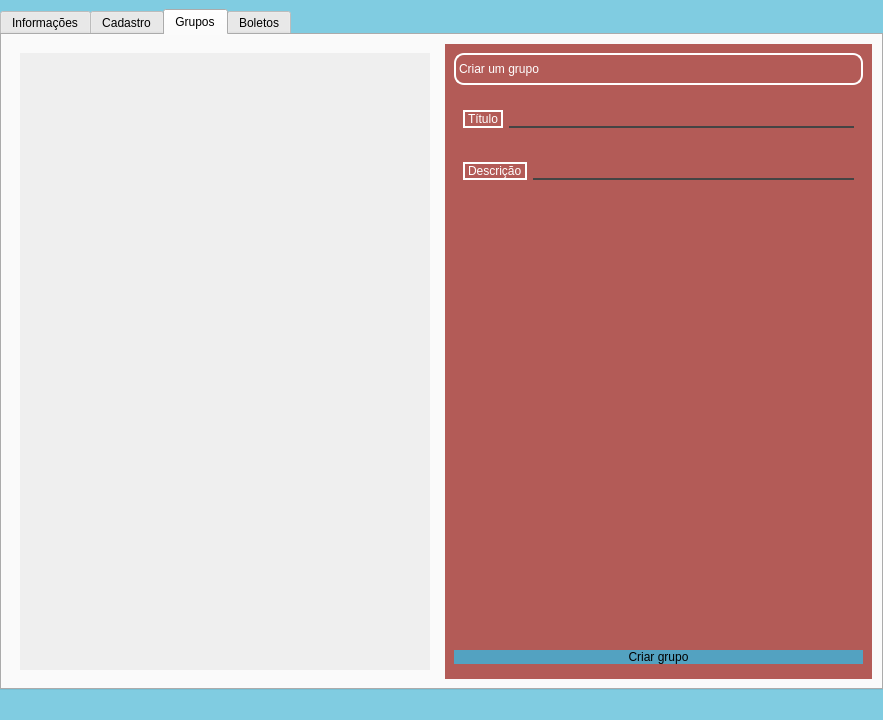
First picture: the form in Telas/UI/dashCliente.ui, repository Nautilidae-project/Nautilus, before the edit.
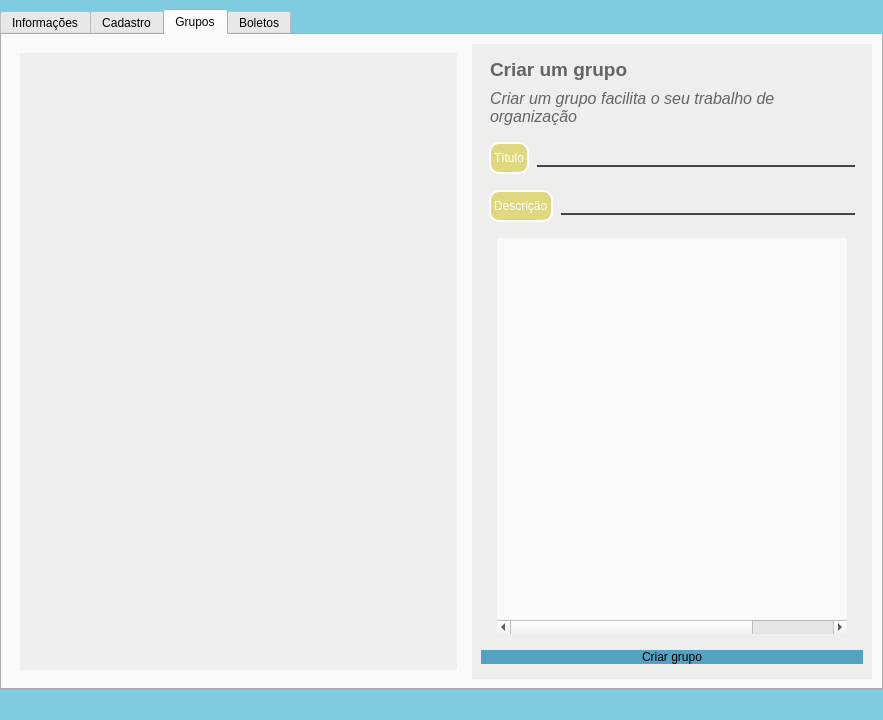
Second picture: the form after the edit. The open tabs and pages were chosen to show the change.

What changed in the file:
```diff
--- a/Telas/UI/dashCliente.ui
+++ b/Telas/UI/dashCliente.ui
@@ -144,7 +144,7 @@
       <enum>QTabWidget::Rounded</enum>
      </property>
      <property name="currentIndex">
-      <number>2</number>
+      <number>0</number>
      </property>
      <widget class="QWidget" name="tbInfosCliente">
       <property name="enabled">
@@ -2432,7 +2432,7 @@
               <rect>
                <x>0</x>
                <y>0</y>
-               <width>412</width>
+               <width>441</width>
                <height>595</height>
               </rect>
              </property>
@@ -2443,18 +2443,26 @@
         </widget>
        </item>
        <item>
-        <widget class="QFrame" name="frFormarGRupos">
+        <widget class="QFrame" name="frFormarGrupos">
          <property name="minimumSize">
           <size>
            <width>380</width>
            <height>0</height>
           </size>
          </property>
+         <property name="maximumSize">
+          <size>
+           <width>400</width>
+           <height>16777215</height>
+          </size>
+         </property>
          <property name="styleSheet">
-          <string notr="true">background-color: rgb(179, 91, 87);</string>
+          <string notr="true">#frFormarGrupos {
+	background-color: rgb(238, 238, 236)
+}</string>
          </property>
          <property name="frameShape">
-          <enum>QFrame::StyledPanel</enum>
+          <enum>QFrame::NoFrame</enum>
          </property>
          <property name="frameShadow">
           <enum>QFrame::Raised</enum>
@@ -2467,19 +2475,86 @@
            <number>15</number>
           </property>
           <item>
-           <widget class="QLabel" name="label_3">
+           <widget class="QFrame" name="frCabecalhoGrupo">
             <property name="minimumSize">
              <size>
               <width>0</width>
-              <height>32</height>
+              <height>50</height>
              </size>
             </property>
             <property name="styleSheet">
-             <string notr="true">color: rgb(255, 255, 255);</string>
+             <string notr="true">#frCabecalhoGrupo {
+	border: 0px;
+	background-color: transparent;
+}</string>
             </property>
-            <property name="text">
-             <string>Criar um grupo</string>
+            <property name="frameShape">
+             <enum>QFrame::StyledPanel</enum>
             </property>
+            <property name="frameShadow">
+             <enum>QFrame::Raised</enum>
+            </property>
+            <layout class="QVBoxLayout" name="verticalLayout_2">
+             <property name="spacing">
+              <number>4</number>
+             </property>
+             <property name="topMargin">
+              <number>0</number>
+             </property>
+             <property name="bottomMargin">
+              <number>0</number>
+             </property>
+             <item>
+              <widget class="QLabel" name="lbTituloGrupo">
+               <property name="minimumSize">
+                <size>
+                 <width>0</width>
+                 <height>32</height>
+                </size>
+               </property>
+               <property name="font">
+                <font>
+                 <family>Ubuntu</family>
+                 <pointsize>14</pointsize>
+                 <weight>75</weight>
+                 <italic>false</italic>
+                 <bold>true</bold>
+                </font>
+               </property>
+               <property name="styleSheet">
+                <string notr="true">#lbTituloGrupo {
+	border: 0px;
+	background-color: transparent;
+	font-family: Ubuntu;
+	font-size: 14pt;
+	font-weight: bold;
+}</string>
+               </property>
+               <property name="text">
+                <string>Criar um grupo</string>
+               </property>
+              </widget>
+             </item>
+             <item>
+              <widget class="QLabel" name="lbDica">
+               <property name="styleSheet">
+                <string notr="true">#lbDica {
+	border: 0px;
+	background-color: transparent;
+	font-family: Ubuntu;
+	font-size: 12pt;
+	font-style: italic;
+}</string>
+               </property>
+               <property name="text">
+                <string>Criar um grupo facilita o seu trabalho de organização</string>
+               </property>
+               <property name="wordWrap">
+                <bool>true</bool>
+               </property>
+              </widget>
+             </item>
+            </layout>
            </widget>
           </item>
           <item>
@@ -2490,6 +2565,11 @@
               <height>32</height>
              </size>
             </property>
+            <property name="styleSheet">
+             <string notr="true">#frTitulo {
+	background-color: transparent;
+}</string>
+            </property>
             <property name="frameShape">
              <enum>QFrame::StyledPanel</enum>
             </property>
@@ -2497,8 +2577,29 @@
              <enum>QFrame::Raised</enum>
             </property>
             <layout class="QHBoxLayout" name="horizontalLayout_17">
+             <property name="spacing">
+              <number>8</number>
+             </property>
+             <property name="leftMargin">
+              <number>8</number>
+             </property>
+             <property name="topMargin">
+              <number>0</number>
+             </property>
+             <property name="rightMargin">
+              <number>8</number>
+             </property>
+             <property name="bottomMargin">
+              <number>0</number>
+             </property>
              <item>
               <widget class="QLabel" name="lbTitulo_2">
+               <property name="minimumSize">
+                <size>
+                 <width>0</width>
+                 <height>32</height>
+                </size>
+               </property>
                <property name="styleSheet">
                 <string notr="true">color: rgb(255, 255, 255);</string>
                </property>
@@ -2508,19 +2609,30 @@
               </widget>
              </item>
              <item>
-              <widget class="QLineEdit" name="leTituloGrupo"/>
+              <widget class="QLineEdit" name="leTituloGrupo">
+               <property name="styleSheet">
+                <string notr="true">#leTituloGrupo {
+	background-color: transparent;
+}</string>
+               </property>
+              </widget>
              </item>
             </layout>
            </widget>
           </item>
           <item>
-           <widget class="QFrame" name="frame_2">
+           <widget class="QFrame" name="frDescricao">
             <property name="minimumSize">
              <size>
               <width>0</width>
               <height>32</height>
              </size>
             </property>
+            <property name="styleSheet">
+             <string notr="true">#frDescricao {
+	background-color: transparent;
+}</string>
+            </property>
             <property name="frameShape">
              <enum>QFrame::StyledPanel</enum>
             </property>
@@ -2528,8 +2640,29 @@
              <enum>QFrame::Raised</enum>
             </property>
             <layout class="QHBoxLayout" name="horizontalLayout_23">
+             <property name="spacing">
+              <number>8</number>
+             </property>
+             <property name="leftMargin">
+              <number>8</number>
+             </property>
+             <property name="topMargin">
+              <number>0</number>
+             </property>
+             <property name="rightMargin">
+              <number>8</number>
+             </property>
+             <property name="bottomMargin">
+              <number>0</number>
+             </property>
              <item>
               <widget class="QLabel" name="lbDescricao">
+               <property name="minimumSize">
+                <size>
+                 <width>0</width>
+                 <height>32</height>
+                </size>
+               </property>
                <property name="styleSheet">
                 <string notr="true">color: rgb(255, 255, 255);</string>
                </property>
@@ -2539,22 +2672,76 @@
               </widget>
              </item>
              <item>
-              <widget class="QLineEdit" name="leDescricaoGrupo"/>
+              <widget class="QLineEdit" name="leDescricaoGrupo">
+               <property name="styleSheet">
+                <string notr="true">#leDescricaoGrupo {
+	background-color: transparent;
+}</string>
+               </property>
+              </widget>
              </item>
             </layout>
            </widget>
           </item>
           <item>
            <widget class="QTableWidget" name="tblGrupo">
+            <property name="sizePolicy">
+             <sizepolicy hsizetype="Maximum" vsizetype="Expanding">
+              <horstretch>60</horstretch>
+              <verstretch>0</verstretch>
+             </sizepolicy>
+            </property>
+            <property name="maximumSize">
+             <size>
+              <width>448</width>
+              <height>16777215</height>
+             </size>
+            </property>
+            <property name="styleSheet">
+             <string notr="true">#tblGrupo {
+	/*background-color: transparent;*/
+    border: none;
+	color: #444;
+	margin-left: 16px;
+	margin-right: 16px;
+	/*margin-bottom: 24px;
+	margin-top: 8px;*/
+}
+
+#tblGrupo::item {
+	padding: 8px;
+	padding-bottom: 4px;
+	font-family: Ubuntu;
+	font-size: 24pt;
+}</string>
+            </property>
             <property name="frameShape">
              <enum>QFrame::NoFrame</enum>
             </property>
+            <property name="sizeAdjustPolicy">
+             <enum>QAbstractScrollArea::AdjustToContents</enum>
+            </property>
+            <property name="editTriggers">
+             <set>QAbstractItemView::DoubleClicked|QAbstractItemView::EditKeyPressed</set>
+            </property>
+            <property name="defaultDropAction">
+             <enum>Qt::IgnoreAction</enum>
+            </property>
             <property name="alternatingRowColors">
-             <bool>false</bool>
+             <bool>true</bool>
             </property>
             <property name="selectionMode">
              <enum>QAbstractItemView::NoSelection</enum>
             </property>
+            <property name="selectionBehavior">
+             <enum>QAbstractItemView::SelectRows</enum>
+            </property>
+            <property name="iconSize">
+             <size>
+              <width>0</width>
+              <height>24</height>
+             </size>
+            </property>
             <property name="showGrid">
              <bool>false</bool>
             </property>
@@ -2568,7 +2755,7 @@
              <bool>true</bool>
             </attribute>
             <attribute name="horizontalHeaderStretchLastSection">
-             <bool>true</bool>
+             <bool>false</bool>
             </attribute>
             <attribute name="verticalHeaderVisible">
              <bool>false</bool>
@@ -2606,11 +2793,11 @@
            </widget>
           </item>
          </layout>
-         <zorder>label_3</zorder>
          <zorder>frTitulo</zorder>
-         <zorder>frame_2</zorder>
+         <zorder>frDescricao</zorder>
          <zorder>pbAddGrupo</zorder>
          <zorder>tblGrupo</zorder>
+         <zorder>frCabecalhoGrupo</zorder>
         </widget>
        </item>
       </layout>
```
